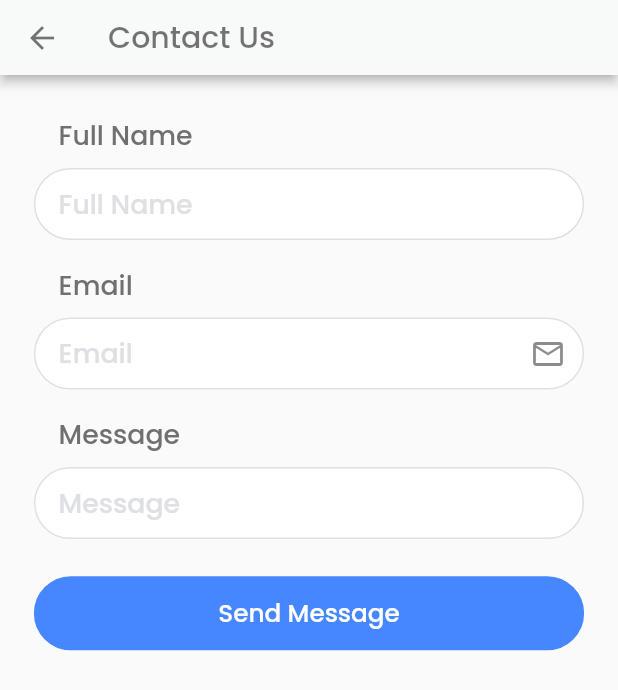
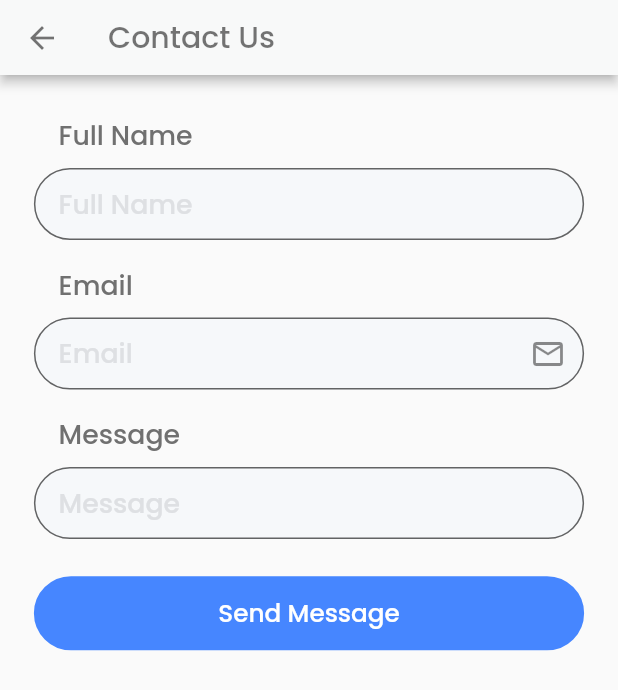
Before and after one commit to Yashil07/doctify_app, a Flutter app: the ContactUs screen opened directly, on a phone screen of 412 x 824 dp. Shown: the top 690 px of the screen. Run offline on Flutter 3.47's test engine with Material 2 defaults, Android fonts, the phone set to English and light mode, and no system bars; our stand-ins replace firebase_core, flutter_svg, image_picker, lottie, sizer and 1 more; missing offline and left inert: dart:ffi; accounts and stored records are empty; project files that could hold a hidden picture were left out.

Commit message:
05-10(1)

```diff
--- a/lib/Utils/color_utils.dart
+++ b/lib/Utils/color_utils.dart
@@ -17,6 +17,7 @@ class ColorUtils{
   static Color redColor = const Color(0xFFB71C1C);
   static Color lightRedColor = const Color(0xFFFFEBEE);
   static Color lightPinkColor = const Color(0xFFFCE4EC);
+  static Color aliceBlue = const Color(0xFFF6F8FA);
 
 
 
--- a/lib/Views/Auth/profile_screen.dart
+++ b/lib/Views/Auth/profile_screen.dart
@@ -27,7 +27,7 @@ class _ProfileScreenState extends State<ProfileScreen> {
   final TextEditingController _nameController = TextEditingController();
   final TextEditingController _genderController = TextEditingController();
   final TextEditingController _dobController = TextEditingController();
-  final TextEditingController _addressController = TextEditingController();
+    final TextEditingController _addressController = TextEditingController();
   final TextEditingController _profileuploadController =
       TextEditingController();
   final TextEditingController dateInput = TextEditingController();
--- a/lib/Views/customeWidgets/custom_text_field.dart
+++ b/lib/Views/customeWidgets/custom_text_field.dart
@@ -6,17 +6,26 @@ import 'package:sizer/sizer.dart';
 class CustomTextField extends StatefulWidget {
   final String? hintName;
   final String? fieldName;
+  final TextInputType? keyboard;
+  final EdgeInsetsGeometry? contentPadding;
   final TextEditingController? fieldController;
   final Widget? prefixIcon;
   final Widget? suffixIcon;
   final bool? obscureText;
-  const CustomTextField({Key? key,this.fieldName,this.hintName,this.fieldController,this.prefixIcon,this.suffixIcon,this.obscureText}) : super(key: key);
+  final TextInputAction? textInputAction;
+  final int? maxLines;
+  final bool? readonly;
+  final int? maxLength;
+  final FormFieldValidator<String>? validator;
+  final ValueChanged<String?>? onChange;
+  const CustomTextField({Key? key,this.fieldName,this.textInputAction,this.maxLength,this.keyboard,this.readonly,this.contentPadding,this.hintName,this.fieldController,this.maxLines,this.onChange,this.validator,this.prefixIcon,this.suffixIcon,this.obscureText}) : super(key: key);
 
   @override
   State<CustomTextField> createState() => _CustomTextFieldState();
 }
 
 class _CustomTextFieldState extends State<CustomTextField> {
+
 
   @override
   Widget build(BuildContext context) {
@@ -28,35 +37,40 @@ class _CustomTextFieldState extends State<CustomTextField> {
           child: Text("${widget.fieldName ?? ""}",style: FontTextStyle.poppinsS12W5labelColor ,),
         ) : SizedBox(),
         SizedBox(height: 1.h,),
-        Container(
+        TextFormField(controller: widget.fieldController,
+          obscureText: widget.obscureText ?? false,
+          autovalidateMode: AutovalidateMode.onUserInteraction,
+          textInputAction: widget.textInputAction ?? TextInputAction.next,
+          maxLines:widget.maxLines ,
+          keyboardType: widget.keyboard,
+          readOnly: widget.readonly ?? false,
+          onChanged: widget.onChange ?? null,
+          validator:widget.validator ?? null ,
+          maxLength: widget.maxLength,
+          decoration:  InputDecoration(
+              border: const OutlineInputBorder(borderRadius: BorderRadius.all(Radius.circular(50))),
 
-          child: Container(
-              decoration:
-          BoxDecoration(color: ColorUtils.inputBoxColor,
-              // border: Border.all(color: ColorUtils.lightGreyColor
+              // enabledBorder: OutlineInputBorder(
+              //   borderSide: BorderSide(width: 1, color: ColorUtils.grey),
+              //   borderRadius: BorderRadius.circular(50),
+              // ),
+              // focusedBorder: OutlineInputBorder(
+              //   borderSide: BorderSide(width: 1, color: ColorUtils.primaryColor),
+              //   borderRadius: BorderRadius.circular(50),
+              //
               // ),
 
-              borderRadius: const BorderRadius.all(Radius.circular(50))),
-              child: TextFormField(controller: widget.fieldController,
-                obscureText: widget.obscureText ?? false,
-                decoration:  InputDecoration(
-                    enabledBorder: OutlineInputBorder(
-                      borderRadius: BorderRadius.circular(50),
-                        borderSide: BorderSide(
-                            width: 1, color: ColorUtils.lightGreyColor)
-                    ),
-                    focusedBorder: OutlineInputBorder(
-                        borderRadius: BorderRadius.circular(50),
-                        borderSide: BorderSide(
-                            width: 1, color: ColorUtils.primaryColor)),
               prefixIcon:widget.prefixIcon,
               suffixIcon: widget.suffixIcon,
               hintText:widget.hintName,
               hintStyle:FontTextStyle.poppinsS14W4LightGreyColor ,
-                    border: InputBorder.none,
-                    contentPadding: EdgeInsets.symmetric(horizontal: 4.w)),
+              //border: InputBorder.none,
+              fillColor: ColorUtils.aliceBlue,
+              filled: true,
 
-              )),
+              // isDense: true,
+              contentPadding:widget.contentPadding ?? EdgeInsets.symmetric(horizontal: 4.w)),
+
         ),
       ],
     );
--- a/lib/main.dart
+++ b/lib/main.dart
@@ -12,7 +12,9 @@ import 'package:project/Views/Profile/notification_setting_screen.dart';
 import 'package:project/Views/Profile/profile_setting_screen.dart';
 import 'package:project/Views/home/appointment_details.dart';
 import 'package:project/Views/home/home_screen.dart';
+import 'package:project/Views/home/messaging_end_screen.dart';
 import 'package:project/Views/home/my_appointment_screen.dart';
+import 'package:project/Views/home/write_review_screen.dart';
 import 'package:sizer/sizer.dart';
 import 'package:firebase_core/firebase_core.dart';
 
@@ -42,7 +44,7 @@ class MyApp extends StatelessWidget {
           ),
           debugShowCheckedModeBanner: false,
          // home: const LoginScreen(),
-         home: const AppointmentDetails(),
+         home: const MessagingEnd(),
         );
       }
     );
```
Also changed, not shown: lib/Views/home/messaging_end_screen.dart (added, +76 -0 lines), lib/Views/home/patient_details_screen.dart (added, +157 -0 lines), lib/Views/home/write_review_screen.dart (added, +95 -0 lines). Lines whose indentation alone changed are shown as unchanged.
